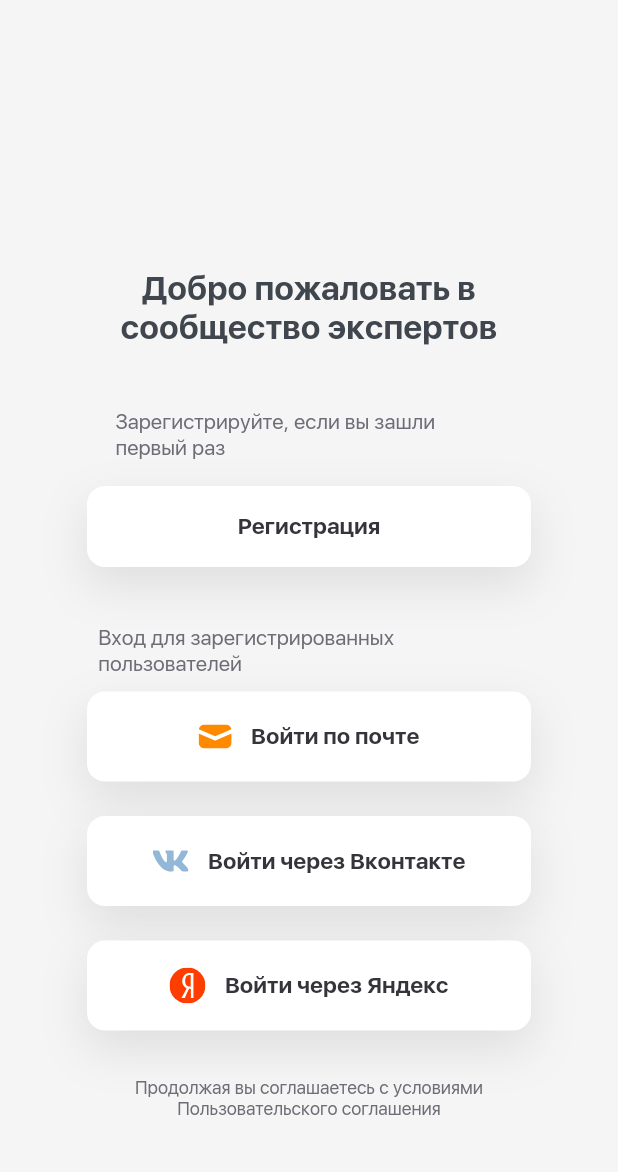
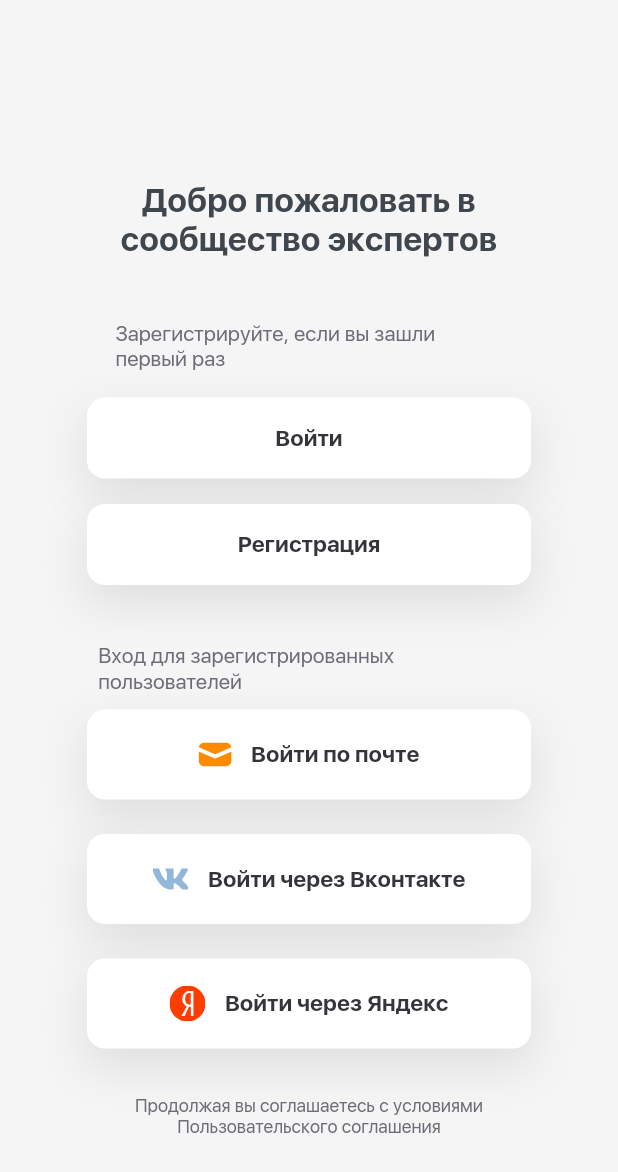
Before and after one commit to alfateamkz/globus_mobileapp, a Flutter app: the screen it shows after launch, on a phone screen of 412 x 824 dp. Shown: the top 1172 px of the screen. Run offline on Flutter 3.47's test engine with Material 2 defaults, Android fonts, the phone set to English and light mode, and no system bars; our stand-ins replace bloc, dio, equatable, flutter_bloc, flutter_hooks, flutter_svg and 3 more; missing offline and left inert: awesome_dio_interceptor, shared_preferences_web; generated files the repository leaves out were written again; statements that could not run were skipped; project files that could hold a hidden picture were left out.

Commit message:
last changes

```diff
--- a/lib/src/config/routes/app_routes.dart
+++ b/lib/src/config/routes/app_routes.dart
@@ -1,6 +1,7 @@
 import 'package:globus/src/presentation/views/auth_page.dart';
 import 'package:globus/src/presentation/views/chat_page.dart';
 import 'package:globus/src/presentation/views/discussion_page.dart';
+import 'package:globus/src/presentation/views/login_page.dart';
 import 'package:globus/src/presentation/views/navigation_page.dart';
 import 'package:globus/src/presentation/views/new_idea_page.dart';
 import 'package:globus/src/presentation/views/profile_page.dart';
@@ -24,6 +25,8 @@
         return _materialRoute(const AuthPage());
       case '/register':
         return _materialRoute(const RegisterPage());
+      case '/login':
+        return _materialRoute(const LoginPage());
       case '/discussion':
         return _materialRoute(const DiscussionPage());
       case '/chat':
--- a/lib/src/presentation/widgets/auth_page/auth_page_widget.dart
+++ b/lib/src/presentation/widgets/auth_page/auth_page_widget.dart
@@ -9,10 +9,11 @@
 
   @override
   Widget build(BuildContext context) {
-    return Column(
+    return SingleChildScrollView(
+      child: Column(
         children: [
           const SizedBox(
-          height: 179,
+            height: 120,
           ),
           const Align(
             alignment: Alignment.center,
@@ -42,6 +43,16 @@
                   AppText.authRegisterTitle,
                   style: TextStyle(fontSize: 14, color: AppColors.textGrey),
                 )),
+          ),
+          const SizedBox(
+            height: 17,
+          ),
+          AuthPageButtonWidget(
+            onPressed: () {
+              Navigator.pushNamed(context, '/login');
+            },
+            text: 'Войти',
+            height: 54,
           ),
           const SizedBox(
             height: 17,
@@ -81,7 +92,8 @@
           ),
           AuthPageButtonWidget(
               onPressed: () {
-              Navigator.pushNamedAndRemoveUntil(context, '/', (route) => false);
+                Navigator.pushNamedAndRemoveUntil(
+                    context, '/', (route) => false);
               },
               text: AppText.authFromVk,
               icon: AppImages.vk),
@@ -90,7 +102,8 @@
           ),
           AuthPageButtonWidget(
               onPressed: () {
-              Navigator.pushNamedAndRemoveUntil(context, '/', (route) => false);
+                Navigator.pushNamedAndRemoveUntil(
+                    context, '/', (route) => false);
               },
               text: AppText.authFromYa,
               icon: AppImages.yandex),
@@ -112,6 +125,7 @@
                 )),
           ),
         ],
+      ),
     );
   }
 }
--- a/lib/src/presentation/widgets/auth_page/widgets/register_page_textfield.dart
+++ b/lib/src/presentation/widgets/auth_page/widgets/register_page_textfield.dart
@@ -5,8 +5,9 @@
 class RegisterPageTextField extends StatelessWidget {
   final String icon;
   final String text;
+  final TextEditingController? controller;
   const RegisterPageTextField(
-      {super.key, required this.icon, required this.text});
+      {super.key, required this.icon, required this.text, this.controller});
 
   @override
   Widget build(BuildContext context) {
@@ -14,6 +15,7 @@
       height: 60,
       width: 296,
       child: TextField(
+        controller: controller,
         decoration: InputDecoration(
             border: OutlineInputBorder(
                 borderSide: const BorderSide(color: AppColors.mainGrey),
--- a/pubspec.yaml
+++ b/pubspec.yaml
@@ -21,6 +21,7 @@
   flutter_svg: ^2.0.4
   photo_view: ^0.14.0
   awesome_dio_interceptor: ^0.0.2+4
+  flutter_hooks: ^0.18.6
 
 dev_dependencies:
   flutter_test:
```
Also changed, not shown: lib/src/presentation/views/login_page.dart (added, +132 -0 lines), pubspec.lock. Lines whose indentation alone changed are shown as unchanged.
